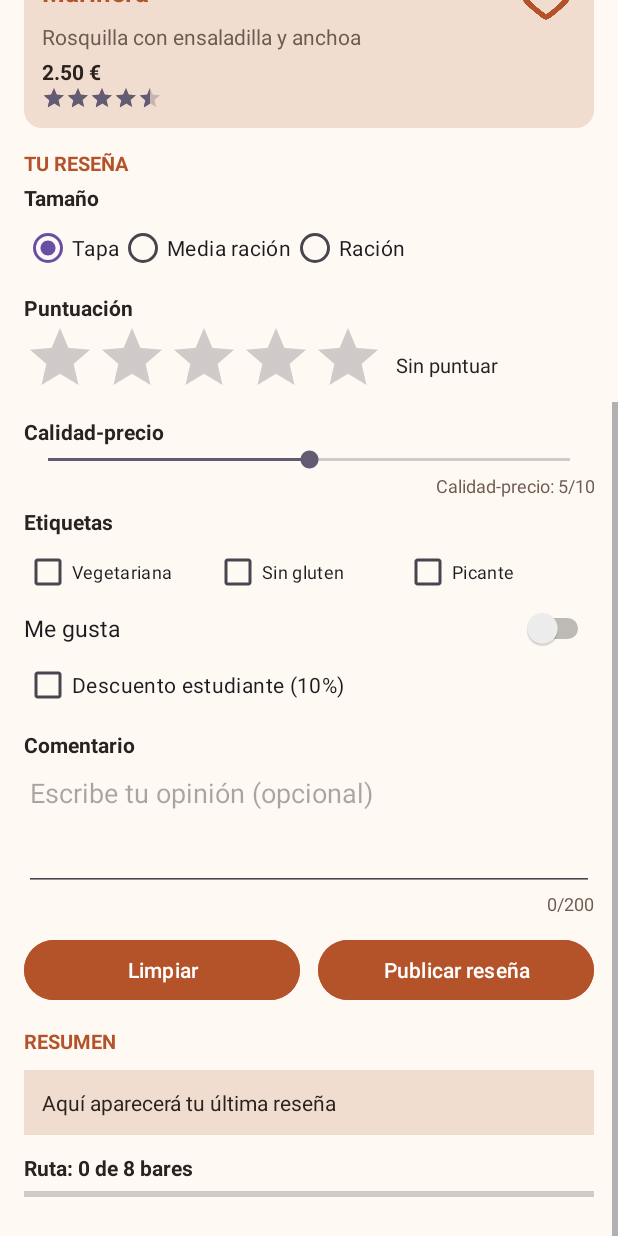
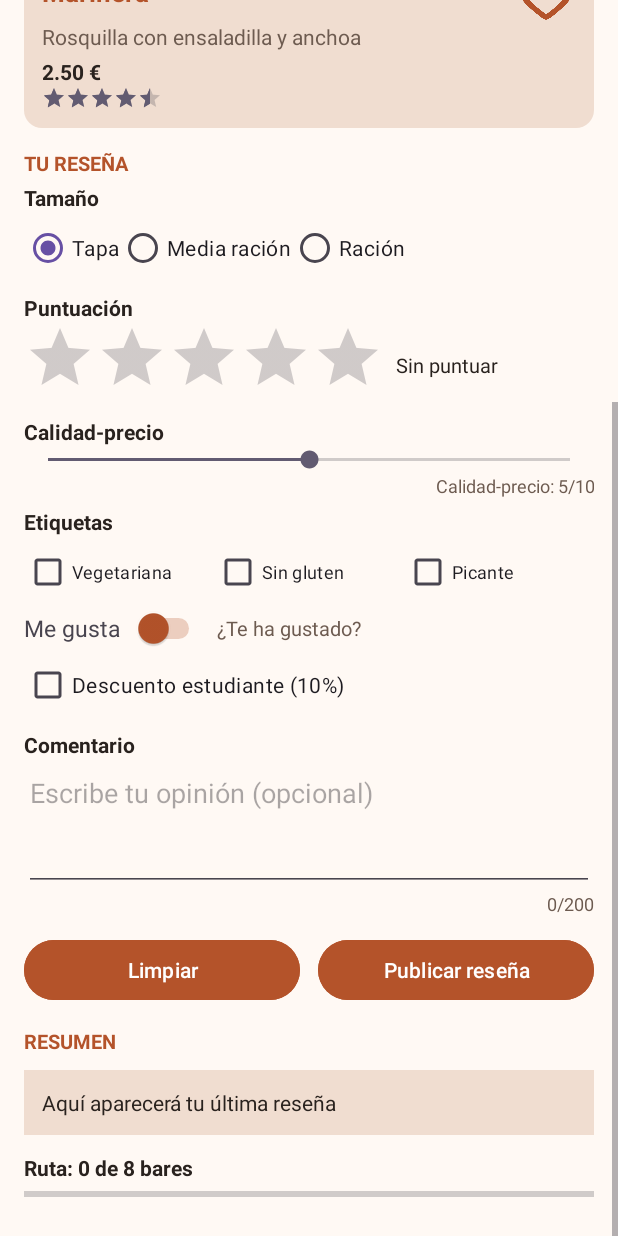
Before and after one commit to Gines3/GastroVoteG-Gines, an Android app: the screen it shows after launch (MainActivity), scrolled down 397 dp, on a phone screen of 412 x 824 dp. Run offline under Robolectric (Android 15) with nearby library versions, the phone set to English and light mode, and no system bars.

Commit message:
Añado un linear layout a MeGusta para que se ajuste al modelo, ahora el boton es rojo , antes estaba escondido

```diff
--- a/app/src/main/res/layout/activity_main.xml
+++ b/app/src/main/res/layout/activity_main.xml
@@ -38,7 +38,7 @@
                 android:layout_height="wrap_content"
                 android:layout_marginTop="12dp"
                 android:text="@string/titulo"
-                android:textColor="@color/texto"
+                android:textColor="@color/color_principal"
                 android:textSize="32sp"
                 android:textStyle="bold" />
 
@@ -307,14 +307,35 @@
                     android:text="@string/picante"
                     android:textSize="12sp" />
             </LinearLayout>
+    <LinearLayout
+        android:layout_width="match_parent"
+        android:layout_height="wrap_content"
+        android:orientation="horizontal"
+        android:gravity="center_vertical">
 
-            <Switch
-                android:id="@+id/swMeGusta"
-                android:layout_width="match_parent"
-                android:layout_height="wrap_content"
-                android:text="@string/me_gusta"
-                android:textSize="15sp" />
+        <TextView
+            android:layout_width="wrap_content"
+            android:layout_height="wrap_content"
+            android:text="@string/me_gusta"
+            android:textSize="15sp" />
+        <Switch
+            android:id="@+id/swMeGusta"
+            android:layout_width="wrap_content"
+            android:layout_height="wrap_content"
+            android:layout_marginStart="8dp"
+            android:thumbTint="@color/color_principal"
+            android:trackTint="@color/color_principal" />
 
+        <TextView
+            android:id="@+id/tvMeGusta"
+            android:layout_width="wrap_content"
+            android:layout_height="wrap_content"
+            android:layout_marginStart="8dp"
+            android:text="@string/me_gusta_inicial"
+            android:textColor="@color/texto_secundario"
+            android:textSize="13sp" />
+
+    </LinearLayout>
             <CheckBox
                 android:id="@+id/cbEstudiante"
                 android:layout_width="match_parent"
@@ -432,12 +453,6 @@
                     android:id="@+id/etPrecio"
                     android:layout_width="wrap_content"
                     android:layout_height="wrap_content" />
-
-                <TextView
-                    android:id="@+id/tvMeGusta"
-                    android:layout_width="wrap_content"
-                    android:layout_height="wrap_content" />
             </LinearLayout>
-
         </LinearLayout>
     </ScrollView>
```
